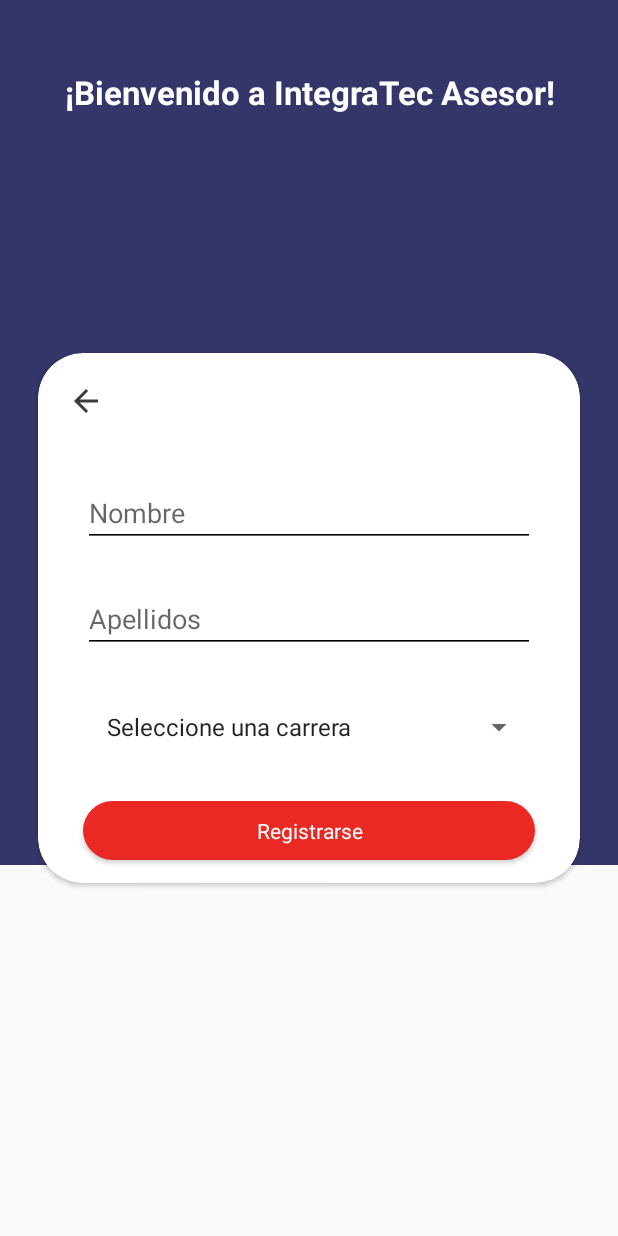
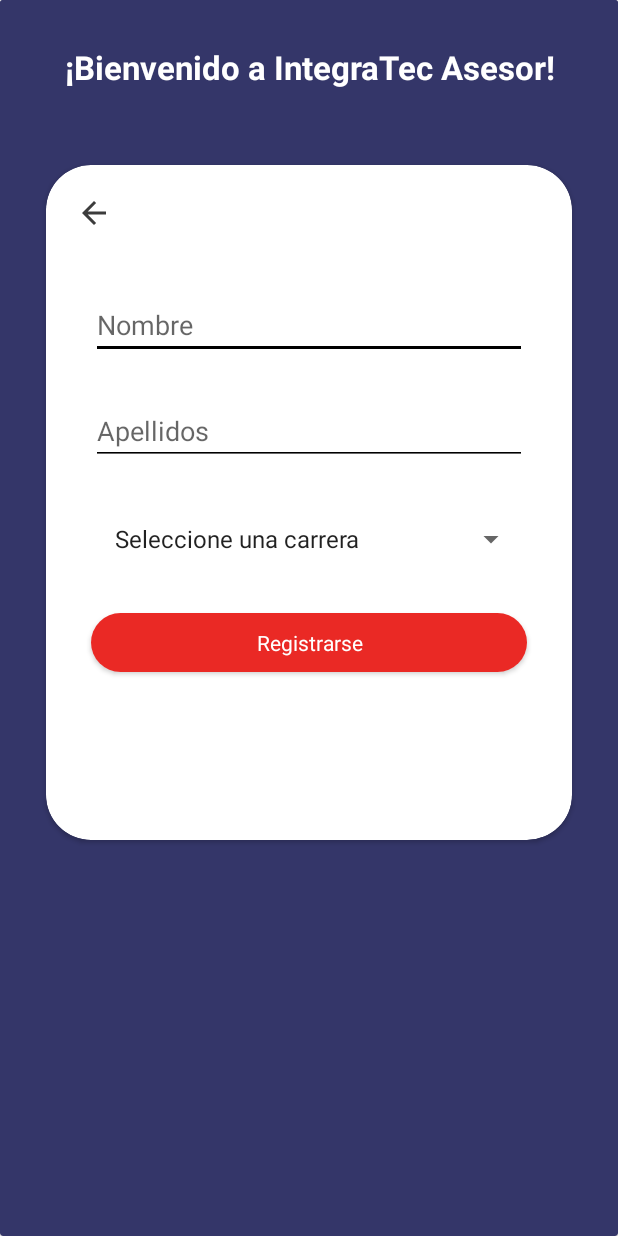
Before and after one commit to VicenteAguileraPerez/IntegraTec, an Android app: the SignInTwoFragment screen opened through its navigation route, on a phone screen of 412 x 824 dp. Run offline under Robolectric (Android 15) with nearby library versions, the phone set to English and light mode, and no system bars.

Commit message:
[Mod] activity_options.xml [Mod] Fragments

```diff
--- a/app/src/main/res/layout/activity_options.xml
+++ b/app/src/main/res/layout/activity_options.xml
@@ -6,115 +6,57 @@
     android:layout_height="match_parent"
     tools:context=".controllers.OptionsActivity">
 
-    <fragment
-        android:id="@+id/fragmento"
-        android:name="androidx.navigation.fragment.NavHostFragment"
+    <androidx.cardview.widget.CardView
+        android:id="@+id/cardView_Background"
         android:layout_width="match_parent"
         android:layout_height="match_parent"
-        app:defaultNavHost="true"
-        app:layout_constraintBottom_toBottomOf="parent"
+        app:cardBackgroundColor="@color/colorPrimaryDark"
+        app:layout_constraintBottom_toTopOf="parent"
         app:layout_constraintEnd_toEndOf="parent"
         app:layout_constraintStart_toStartOf="parent"
-        app:layout_constraintTop_toTopOf="parent"
-        app:navGraph="@navigation/navigationlogin" />
+        app:layout_constraintTop_toTopOf="parent">
 
-   <!-- <com.google.android.material.bottomnavigation.BottomNavigationView
-        android:id="@+id/bottom_navigation"
-        android:layout_width="match_parent"
-        android:layout_height="wrap_content"
-        android:layout_gravity="bottom"
-        android:background="@color/colorAccent"
-        app:itemTextAppearanceActive="@style/BottomNavigationView.Active"
-        app:itemTextAppearanceInactive="@style/BottomNavigationView"
-        app:itemIconTint="@color/white"
-        app:itemTextColor="@color/white"
-        app:layout_constraintBottom_toBottomOf="parent"
-        app:layout_constraintEnd_toEndOf="parent"
-        app:layout_constraintHorizontal_bias="0.0"
-        app:layout_constraintStart_toStartOf="parent"
-        app:layout_constraintTop_toTopOf="@+id/guidelineH5"
-        app:layout_constraintVertical_bias="1.0"
-        app:menu="@menu/bottom_options" />-->
+        <ScrollView
+            android:id="@+id/ScrollView"
+            android:layout_width="match_parent"
+            android:layout_height="match_parent">
 
-    <androidx.constraintlayout.widget.Guideline
-        android:id="@+id/guidelineV2"
-        android:layout_width="wrap_content"
-        android:layout_height="wrap_content"
-        android:orientation="vertical"
-        app:layout_constraintGuide_percent="0.97" />
+            <LinearLayout
+                android:layout_width="match_parent"
+                android:layout_height="wrap_content"
+                android:background="@color/colorPrimaryDark"
+                android:orientation="vertical">
 
-    <androidx.constraintlayout.widget.Guideline
-        android:id="@+id/guidelineV1"
-        android:layout_width="wrap_content"
-        android:layout_height="wrap_content"
-        android:orientation="vertical"
-        app:layout_constraintGuide_percent="0.03" />
+                <TextView
+                    android:id="@+id/textView_Saludo"
+                    android:layout_width="match_parent"
+                    android:layout_height="match_parent"
+                    android:layout_marginTop="30dp"
+                    android:gravity="center|center_horizontal|center_vertical"
+                    android:text="@string/SaludoAsesor"
+                    android:textColor="@color/white"
+                    android:textSize="22sp"
+                    android:textStyle="bold"
+                    android:translationZ="5dp"
+                    app:layout_constraintStart_toStartOf="parent" />
 
-    <androidx.constraintlayout.widget.Guideline
-        android:id="@+id/guidelineH1"
-        android:layout_width="wrap_content"
-        android:layout_height="wrap_content"
-        android:orientation="horizontal"
-        app:layout_constraintGuide_percent="0.15" />
+                <fragment
+                    android:id="@+id/fragmento"
+                    android:name="androidx.navigation.fragment.NavHostFragment"
+                    android:layout_width="match_parent"
+                    android:layout_height="match_parent"
+                    android:layout_marginLeft="5dp"
+                    android:layout_marginTop="25dp"
+                    android:layout_marginRight="5dp"
+                    app:defaultNavHost="true"
+                    app:layout_constraintBottom_toBottomOf="parent"
+                    app:layout_constraintEnd_toEndOf="parent"
+                    app:layout_constraintStart_toStartOf="parent"
+                    app:layout_constraintTop_toTopOf="parent"
+                    app:navGraph="@navigation/navigationlogin" />
 
-    <androidx.constraintlayout.widget.Guideline
-        android:id="@+id/guidelineH2"
-        android:layout_width="wrap_content"
-        android:layout_height="wrap_content"
-        android:orientation="horizontal"
-        app:layout_constraintGuide_percent="0.20"
-        app:layout_constraintTop_toTopOf="parent" />
-
-    <androidx.constraintlayout.widget.Guideline
-        android:id="@+id/guidelineH3"
-        android:layout_width="wrap_content"
-        android:layout_height="wrap_content"
-        android:orientation="horizontal"
-        app:layout_constraintGuide_percent="0.7" />
-
-    <androidx.constraintlayout.widget.Guideline
-        android:id="@+id/guidelineH4"
-        android:layout_width="wrap_content"
-        android:layout_height="wrap_content"
-        android:orientation="horizontal"
-        app:layout_constraintGuide_percent="0.78" />
-
-    <androidx.constraintlayout.widget.Guideline
-        android:id="@+id/guidelineH5"
-        android:layout_width="wrap_content"
-        android:layout_height="wrap_content"
-        android:orientation="horizontal"
-        app:layout_constraintGuide_percent="0.9" />
-
-    <TextView
-        android:id="@+id/textView_Saludo"
-        android:layout_width="0dp"
-        android:layout_height="0dp"
-        android:gravity="center|center_horizontal|center_vertical"
-        android:text="@string/SaludoAsesor"
-        android:textColor="@color/white"
-        android:textSize="22sp"
-        android:textStyle="bold"
-        android:translationZ="5dp"
-        app:layout_constraintBottom_toTopOf="@+id/guidelineH1"
-        app:layout_constraintEnd_toEndOf="parent"
-        app:layout_constraintStart_toStartOf="parent"
-        app:layout_constraintTop_toTopOf="@+id/cardView_BackGround" />
-
-    <androidx.cardview.widget.CardView
-        android:id="@+id/cardView_BackGround"
-        android:layout_width="0dp"
-        android:layout_height="0dp"
-        android:translationZ="-10dp"
-        app:cardBackgroundColor="@color/colorPrimaryDark"
-        app:cardCornerRadius="0dp"
-        app:layout_constraintBottom_toTopOf="@+id/guidelineH3"
-        app:layout_constraintEnd_toEndOf="parent"
-        app:layout_constraintHorizontal_bias="0.0"
-        app:layout_constraintStart_toStartOf="parent"
-        app:layout_constraintTop_toTopOf="parent"
-        app:layout_constraintVertical_bias="1.0">
-
+            </LinearLayout>
+        </ScrollView>
     </androidx.cardview.widget.CardView>
 
 </androidx.constraintlayout.widget.ConstraintLayout>
--- a/app/src/main/res/layout/fragment_login.xml
+++ b/app/src/main/res/layout/fragment_login.xml
@@ -7,23 +7,15 @@
     android:background="@android:color/transparent"
     tools:context=".controllers.fragments.LoginFragment">
 
-    <androidx.constraintlayout.widget.ConstraintLayout
-        android:layout_width="match_parent"
-        android:layout_height="match_parent">
-
     <androidx.cardview.widget.CardView
-            android:layout_width="match_parent"
-            android:layout_height="wrap_content"
+        android:layout_width="0dp"
+        android:layout_height="450dp"
         android:layout_margin="25dp"
         app:cardCornerRadius="30dp"
         app:layout_constraintBottom_toBottomOf="parent"
         app:layout_constraintEnd_toEndOf="parent"
         app:layout_constraintStart_toStartOf="parent"
         app:layout_constraintTop_toTopOf="parent">
-
-            <ScrollView
-                android:layout_width="match_parent"
-                android:layout_height="match_parent">
 
         <LinearLayout
             android:layout_width="match_parent"
@@ -115,8 +107,5 @@
             </androidx.cardview.widget.CardView>
 
         </LinearLayout>
-            </ScrollView>
     </androidx.cardview.widget.CardView>
 </androidx.constraintlayout.widget.ConstraintLayout>
-
-</androidx.constraintlayout.widget.ConstraintLayout>
--- a/app/src/main/res/layout/fragment_sign_in.xml
+++ b/app/src/main/res/layout/fragment_sign_in.xml
@@ -12,18 +12,14 @@
         android:layout_height="match_parent">
 
         <androidx.cardview.widget.CardView
-            android:layout_width="match_parent"
-            android:layout_height="wrap_content"
+            android:layout_width="0dp"
+            android:layout_height="450dp"
             android:layout_margin="25dp"
             app:cardCornerRadius="30dp"
             app:layout_constraintBottom_toBottomOf="parent"
             app:layout_constraintEnd_toEndOf="parent"
             app:layout_constraintStart_toStartOf="parent"
             app:layout_constraintTop_toTopOf="parent">
-
-            <ScrollView
-                android:layout_width="match_parent"
-                android:layout_height="match_parent">
 
             <LinearLayout
                 android:layout_width="match_parent"
@@ -34,8 +30,8 @@
                     android:id="@+id/imageButton_back"
                     android:layout_width="wrap_content"
                     android:layout_height="wrap_content"
+                    android:layout_marginStart="20dp"
                     android:layout_marginTop="20dp"
-                        android:layout_marginStart="20dp"
                     android:background="#FFFFFF"
                     android:src="@drawable/ic_baseline_arrow_back_24" />
 
@@ -124,8 +120,6 @@
                 </androidx.cardview.widget.CardView>
 
             </LinearLayout>
-            </ScrollView>
-
         </androidx.cardview.widget.CardView>
     </androidx.constraintlayout.widget.ConstraintLayout>
 
--- a/app/src/main/res/layout/fragment_sign_in_two.xml
+++ b/app/src/main/res/layout/fragment_sign_in_two.xml
@@ -12,18 +12,14 @@
         android:layout_height="match_parent">
 
         <androidx.cardview.widget.CardView
-            android:layout_width="match_parent"
-            android:layout_height="wrap_content"
+            android:layout_width="0dp"
+            android:layout_height="450dp"
             android:layout_margin="25dp"
             app:cardCornerRadius="30dp"
             app:layout_constraintBottom_toBottomOf="parent"
             app:layout_constraintEnd_toEndOf="parent"
             app:layout_constraintStart_toStartOf="parent"
             app:layout_constraintTop_toTopOf="parent">
-
-            <ScrollView
-                android:layout_width="match_parent"
-                android:layout_height="match_parent">
 
             <LinearLayout
                 android:layout_width="match_parent"
@@ -34,8 +30,8 @@
                     android:id="@+id/imageButton_back"
                     android:layout_width="wrap_content"
                     android:layout_height="wrap_content"
+                    android:layout_marginStart="20dp"
                     android:layout_marginTop="20dp"
-                        android:layout_marginStart="20dp"
                     android:background="#FFFFFF"
                     android:src="@drawable/ic_baseline_arrow_back_24" />
 
@@ -104,7 +100,6 @@
                     </LinearLayout>
                 </androidx.cardview.widget.CardView>
             </LinearLayout>
-            </ScrollView>
         </androidx.cardview.widget.CardView>
     </androidx.constraintlayout.widget.ConstraintLayout>
 
```
Lines whose indentation alone changed are shown as unchanged.
